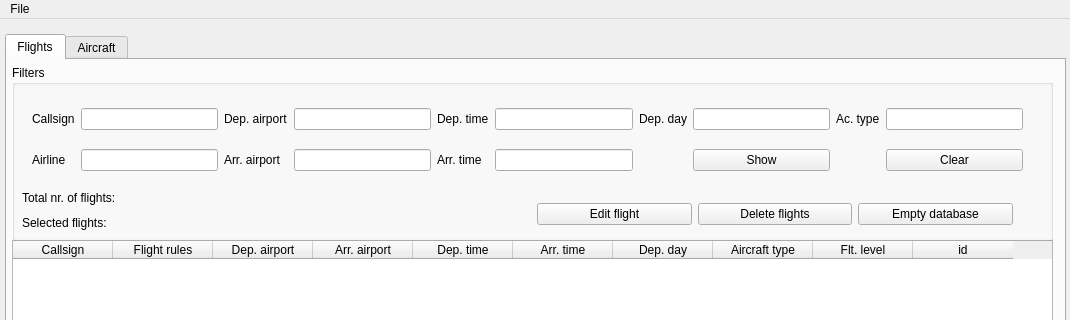
kantooon/ScheduleViewer, file ScheduleUi/MainWindow.ui: the form before one commit; both pictures show x 0 to 1070 and y 0 to 320 of the 1070 by 740 pixel window.
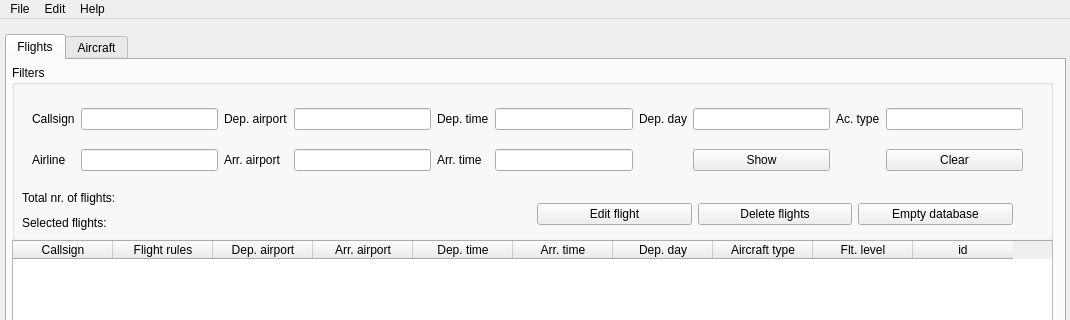
The form after the commit. Icons and pictures are not drawn.

Commit message: dummy Export wizard, Help, About

The edit to the form file:
```diff
--- a/ScheduleUi/MainWindow.ui
+++ b/ScheduleUi/MainWindow.ui
@@ -394,7 +394,22 @@
     <addaction name="separator"/>
     <addaction name="actionQuit"/>
    </widget>
+   <widget class="QMenu" name="menuEdit">
+    <property name="title">
+     <string>Edit</string>
+    </property>
+   </widget>
+   <widget class="QMenu" name="menuHelp">
+    <property name="title">
+     <string>Help</string>
+    </property>
+    <addaction name="actionHelp"/>
+    <addaction name="separator"/>
+    <addaction name="actionAbout"/>
+   </widget>
    <addaction name="menuFile"/>
+   <addaction name="menuEdit"/>
+   <addaction name="menuHelp"/>
   </widget>
   <widget class="QStatusBar" name="statusbar"/>
   <action name="actionImport">
```
Left out of the diff: 10 changed lines with no effect on the pictures. The commit also changes 16 other files.
